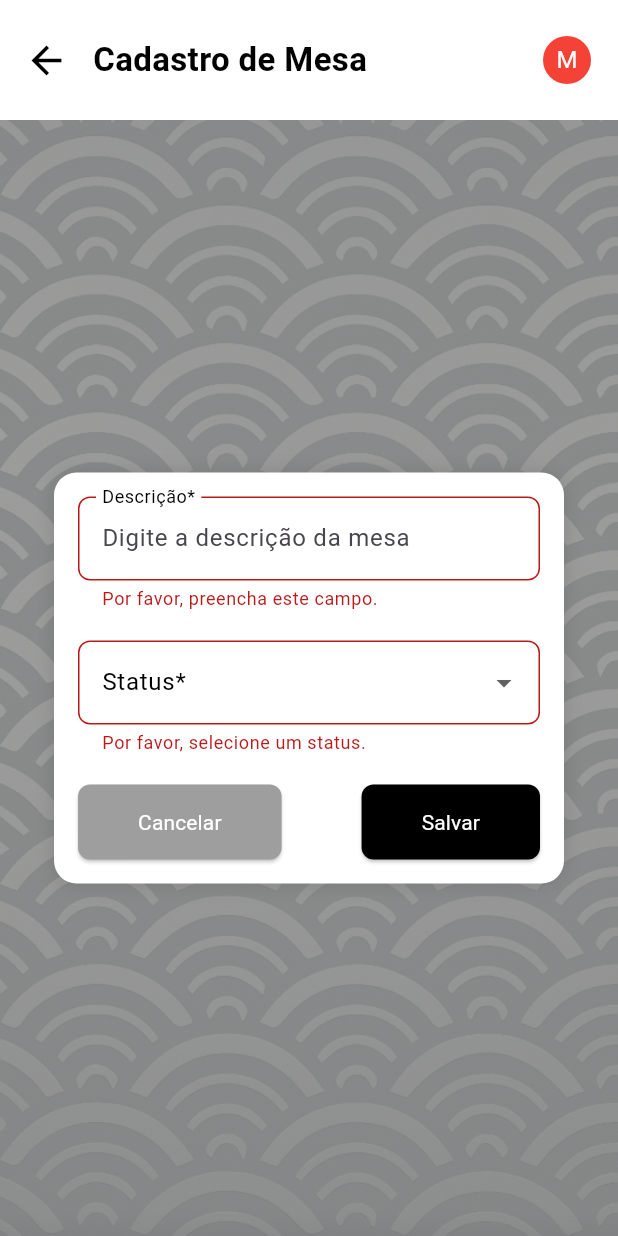
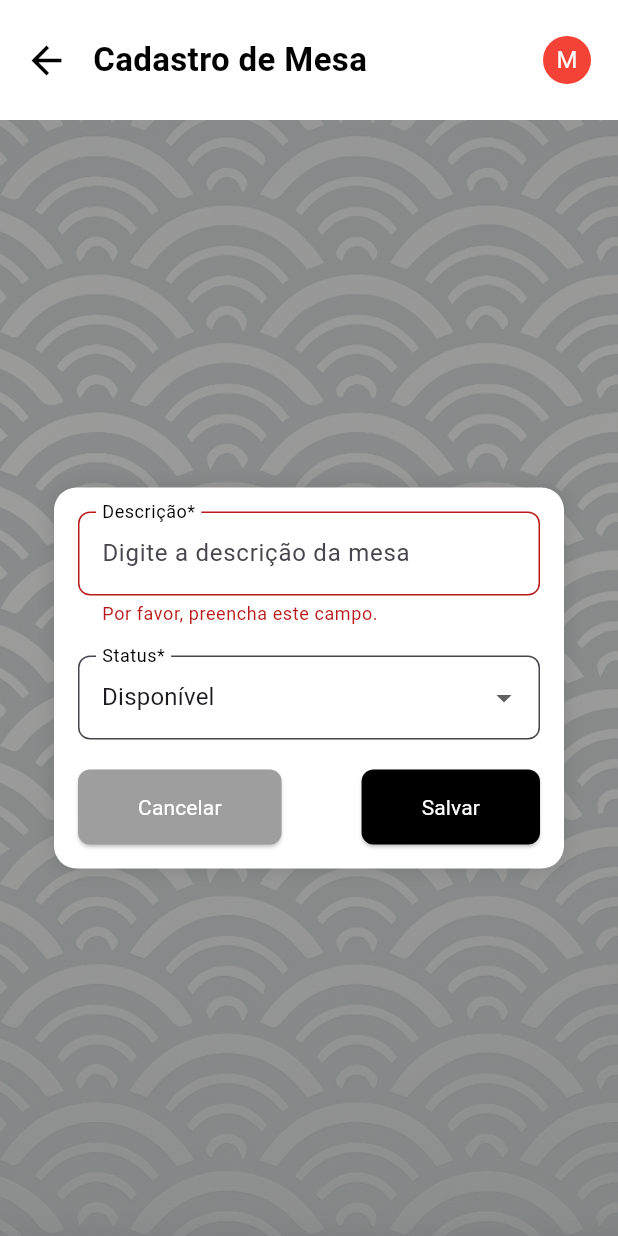
Before and after one commit to HerickCallegari/Aplicativo_takasukonomuro, a Flutter app: the FormularioMesasPage screen opened directly, after a tap on "Salvar", on a phone screen of 412 x 824 dp. Run offline on Flutter 3.47's test engine with Material 3 defaults, Android fonts, the phone set to English and light mode, and no system bars; our stand-ins replace flutter_dotenv, font_awesome_flutter, supabase_flutter; missing offline and left inert: dart:ffi; accounts and stored records are empty; project files that could hold a hidden picture were left out.

Commit message:
Implementação CrudMesas

```diff
--- a/lib/Pages/GerentePages/crud_funcionarios_page.dart
+++ b/lib/Pages/GerentePages/crud_funcionarios_page.dart
@@ -67,7 +67,6 @@ class _CrudFuncionariosPageState extends State<CrudFuncionariosPage> {
       ),
       body: Stack(
         children: [
-          // 📷 BACKGROUND IMAGE ADICIONADO AQUI
           Container(
             decoration: BoxDecoration(
               image: DecorationImage(
--- a/lib/Pages/GerentePages/crud_itens_page.dart
+++ b/lib/Pages/GerentePages/crud_itens_page.dart
@@ -1,7 +1,7 @@
 import 'package:flutter/material.dart';
 import 'package:takasukonomuro/Pages/GerentePages/formulario_itens_page.dart';
 import 'package:takasukonomuro/business/services/itemService.dart';
-import 'package:takasukonomuro/models/item.dart'; // Caminho correto para a tela de Formulário
+import 'package:takasukonomuro/models/item.dart';
 
 class CrudItensPage extends StatefulWidget {
   @override
--- a/lib/Pages/GerentePages/formulario_mesas_page.dart
+++ b/lib/Pages/GerentePages/formulario_mesas_page.dart
@@ -1,6 +1,14 @@
 import 'package:flutter/material.dart';
+import 'package:takasukonomuro/business/services/mesaService.dart';
+import 'package:takasukonomuro/models/mesa.dart';
+import 'package:takasukonomuro/models/enums/status.dart';
 
 class FormularioMesasPage extends StatefulWidget {
+  final Mesa? mesa;
+
+  // Construtor para permitir edição ou criação de mesa
+  FormularioMesasPage({this.mesa});
+
   @override
   _FormularioMesasPageState createState() => _FormularioMesasPageState();
 }
@@ -14,13 +22,34 @@ class _FormularioMesasPageState extends State<FormularioMesasPage> {
     'Disponível',
     'Ocupada',
     'Reservada',
-    'Manutenção'
   ];
+
+  // Variável para saber se estamos editando ou criando uma nova mesa
+  late bool _isEdit;
+
+  @override
+void initState() {
+  super.initState();
+  if (widget.mesa != null) {
+    _isEdit = true;
+    _descricaoController.text = widget.mesa!.descricao;
+    _statusSelecionado = widget.mesa!.getStatus();
+
+    // Garantir que o valor de _statusSelecionado seja um dos valores válidos
+    if (!statusOptions.contains(_statusSelecionado)) {
+      _statusSelecionado = statusOptions[0]; // Se não for válido, coloca um valor padrão
+    }
+  } else {
+    _isEdit = false;
+    _statusSelecionado = statusOptions[0]; // Definindo um valor padrão para novo registro
+  }
+}
+
 
   @override
   Widget build(BuildContext context) {
     return Scaffold(
-      backgroundColor: Colors.transparent, // Torna o fundo transparente para exibir a imagem
+      backgroundColor: Colors.transparent,
       appBar: PreferredSize(
         preferredSize: Size.fromHeight(80),
         child: Container(
@@ -42,7 +71,7 @@ class _FormularioMesasPageState extends State<FormularioMesasPage> {
                 SizedBox(width: 16),
                 Expanded(
                   child: Text(
-                    'Cadastro de Mesa',
+                    _isEdit ? 'Editar Mesa' : 'Cadastro de Mesa',
                     style: TextStyle(
                       fontSize: 22,
                       fontWeight: FontWeight.bold,
@@ -68,7 +97,7 @@ class _FormularioMesasPageState extends State<FormularioMesasPage> {
           Container(
             decoration: BoxDecoration(
               image: DecorationImage(
-                image: AssetImage('assets/images/formularioMesasFundo.png'), // Fundo correto
+                image: AssetImage('assets/images/formularioMesasFundo.png'),
                 fit: BoxFit.cover,
                 alignment: Alignment.center,
               ),
@@ -87,7 +116,7 @@ class _FormularioMesasPageState extends State<FormularioMesasPage> {
                 key: _formKey,
                 child: Column(
                   crossAxisAlignment: CrossAxisAlignment.start,
-                  mainAxisSize: MainAxisSize.min, // Ajusta altura ao conteúdo
+                  mainAxisSize: MainAxisSize.min,
                   children: [
                     _buildTextField(_descricaoController, 'Descrição*', 'Digite a descrição da mesa'),
                     SizedBox(height: 20),
@@ -179,9 +208,28 @@ class _FormularioMesasPageState extends State<FormularioMesasPage> {
         ElevatedButton(
           onPressed: () async {
             if (_formKey.currentState?.validate() ?? false) {
-              print('Mesa cadastrada: ${_descricaoController.text}, Status: $_statusSelecionado');
-              ScaffoldMessenger.of(context).showSnackBar(SnackBar(content: Text("Mesa cadastrada com sucesso!")));
-              Navigator.pop(context);
+              try {
+                // Se for edição, atualiza a mesa, caso contrário cria uma nova
+                if (_isEdit) {
+                  Mesa updatedMesa = Mesa(
+                    mesaId: widget.mesa!.mesaId,  // ID da mesa para edição
+                    descricao: _descricaoController.text,
+                    status: _getStatusFromString(_statusSelecionado!),  // Converte a string em Status
+                  );
+                  await MesaService().update(updatedMesa);
+                  ScaffoldMessenger.of(context).showSnackBar(SnackBar(content: Text("Mesa atualizada com sucesso!")));
+                } else {
+                  Mesa newMesa = Mesa(
+                    descricao: _descricaoController.text,
+                    status: _getStatusFromString(_statusSelecionado!),  // Converte a string em Status
+                  );
+                  await MesaService().add(newMesa);
+                  ScaffoldMessenger.of(context).showSnackBar(SnackBar(content: Text("Mesa cadastrada com sucesso!")));
+                }
+                Navigator.pop(context);
+              } catch (e) {
+                ScaffoldMessenger.of(context).showSnackBar(SnackBar(content: Text("Erro ao salvar a mesa. Tente novamente!")));
+              }
             }
           },
           child: Text('Salvar', style: TextStyle(color: Colors.white)),
@@ -194,4 +242,18 @@ class _FormularioMesasPageState extends State<FormularioMesasPage> {
       ],
     );
   }
+
+  // Função para converter o status string para o enum Status
+  Status _getStatusFromString(String status) {
+    switch (status) {
+      case 'Disponível':
+        return Status.Livre;
+      case 'Ocupada':
+        return Status.Ocupado;
+      case 'Reservada':
+        return Status.Reservado;
+      default:
+        return Status.Livre;  // Valor padrão
+    }
+  }
 }
```
Also changed, not shown: lib/Pages/GerentePages/crud_mesas_page.Dart (+70 -19 lines).
